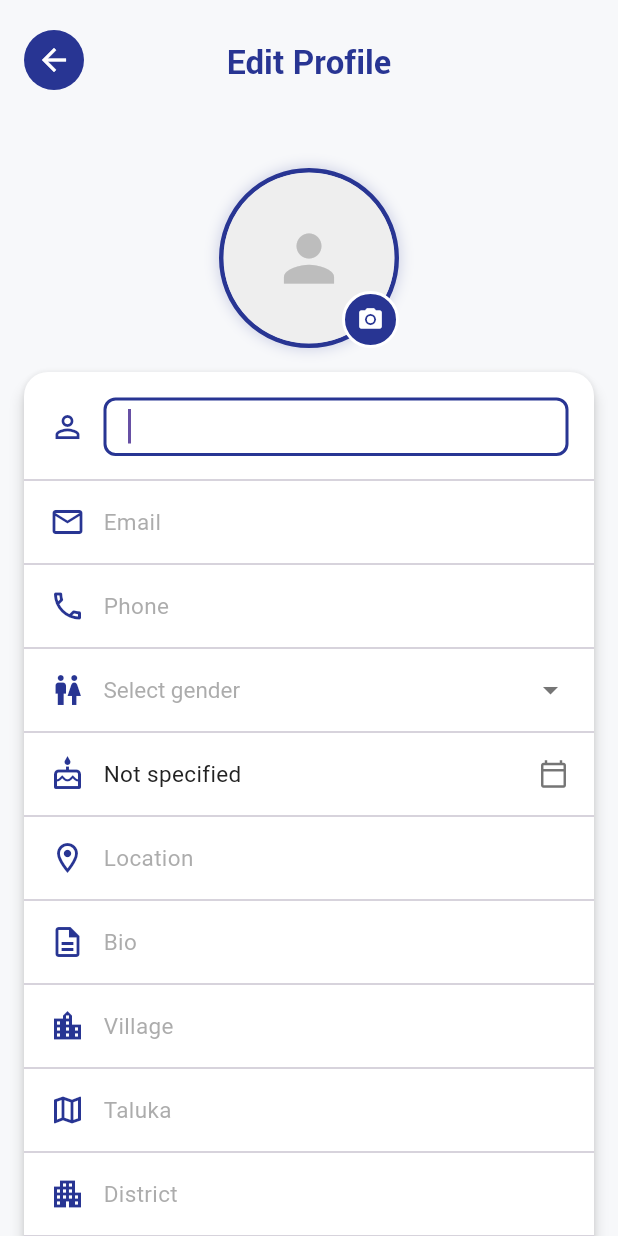
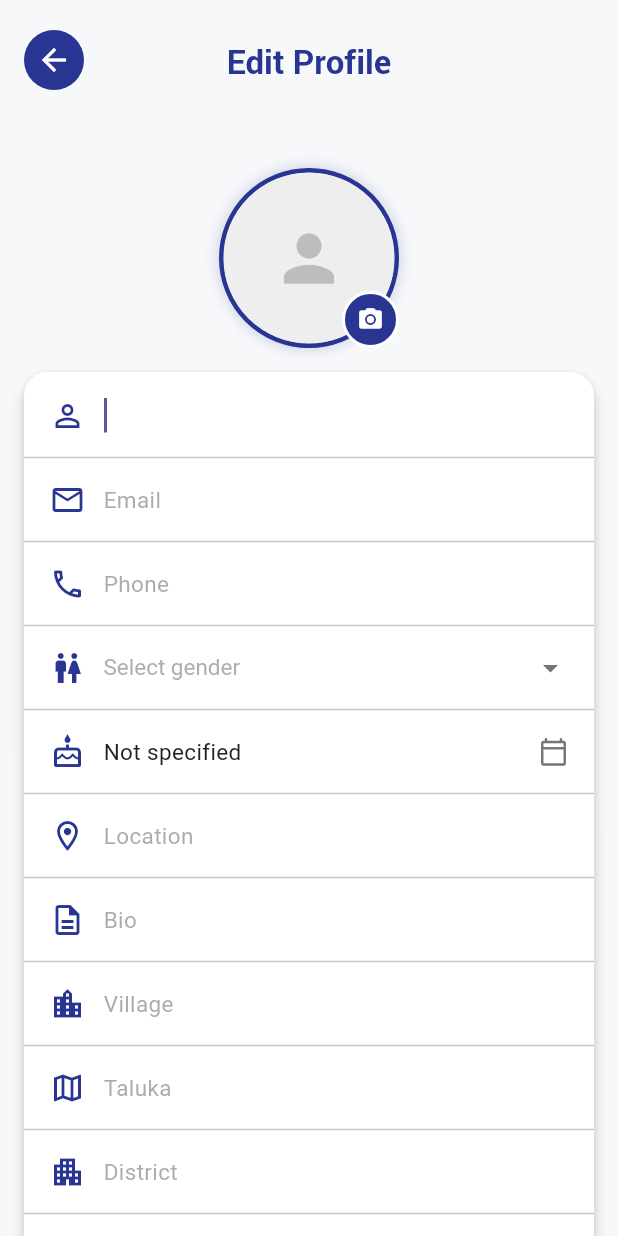
Before and after one commit to Ravikindarkhediya/BazzarHub--App, a Flutter app: the EditProfilePage screen opened by its route, after a tap on "Name", on a phone screen of 412 x 824 dp. Run offline on Flutter 3.47's test engine with Material 3 defaults, Android fonts, the phone set to English and light mode, and no system bars; our stand-ins replace cached_network_image, carousel_slider, device_info_plus, dio, firebase_core, flutter_animate and 13 more; missing offline and left inert: video_thumbnail; accounts and stored records are empty; generated files the repository leaves out were written again; network calls fail; statements that could not run were skipped.

```diff
--- a/lib/presentation/controller/product_controller.dart
+++ b/lib/presentation/controller/product_controller.dart
@@ -15,7 +15,8 @@ import '../services/models/user/user_model.dart';
 class ProductController extends ChangeNotifier {
   ProductController({required MarketplaceModel product})
     : _product = product,
-      _isFavorite = product.favorites > 0 || product.favoritesCount > 0;
+      // _isFavorite = product.favorites > 0 || product.favoritesCount > 0;
+      _isFavorite = product.isFavorite;
 
   // State Variables
   MarketplaceModel _product;
--- a/lib/presentation/modules/news/controllers/news_controller.dart
+++ b/lib/presentation/modules/news/controllers/news_controller.dart
@@ -53,7 +53,7 @@ class NewsController extends GetxController {
 
   Map<String, dynamic> prepareLocationQuery(int position) {
     queryParams.remove('village');
-    queryParams.remove('taluka');
+    queryParams.remove('taluko');
     queryParams.remove('district');
     queryParams.remove('state');
 
@@ -71,7 +71,7 @@ class NewsController extends GetxController {
 
       case 1:
         if (talukaValue != null && talukaValue.isNotEmpty) {
-          queryParams['taluka'] = talukaValue;
+          queryParams['taluko'] = talukaValue;
         }
         break;
 
--- a/lib/presentation/modules/profile/views/edit_profile_page.dart
+++ b/lib/presentation/modules/profile/views/edit_profile_page.dart
@@ -831,24 +831,35 @@ class _EditProfilePageState extends State<EditProfilePage> {
                 fontSize: 15,
                 color: AppColors.textPrimary,
               ),
-              decoration: InputDecoration(
-                border: OutlineInputBorder(
-                  borderRadius: BorderRadius.circular(8),
-                  borderSide: const BorderSide(color: AppColors.primary),
-                ),
-                focusedBorder: OutlineInputBorder(
-                  borderRadius: BorderRadius.circular(8),
-                  borderSide: const BorderSide(
-                    color: AppColors.primary,
-                    width: 2,
-                  ),
-                ),
-                contentPadding: const EdgeInsets.symmetric(
-                  horizontal: 12,
-                  vertical: 8,
-                ),
+              decoration: const InputDecoration(
+                border: InputBorder.none,
+                enabledBorder: InputBorder.none,
+                focusedBorder: InputBorder.none,
+                disabledBorder: InputBorder.none,
+                errorBorder: InputBorder.none,
+                focusedErrorBorder: InputBorder.none,
                 isDense: true,
+                contentPadding: EdgeInsets.zero,
               ),
+
+              // decoration: InputDecoration(
+              //   border: OutlineInputBorder(
+              //     borderRadius: BorderRadius.circular(8),
+              //     borderSide: const BorderSide(color: AppColors.primary),
+              //   ),
+              //   focusedBorder: OutlineInputBorder(
+              //     borderRadius: BorderRadius.circular(8),
+              //     borderSide: const BorderSide(
+              //       color: AppColors.primary,
+              //       width: 2,
+              //     ),
+              //   ),
+              //   contentPadding: const EdgeInsets.symmetric(
+              //     horizontal: 12,
+              //     vertical: 8,
+              //   ),
+              //   isDense: true,
+              // ),
               validator: validator,
             )
                 : GestureDetector(
```
Also changed, not shown: lib/presentation/modules/news/views/news_view.dart (+10 -1 lines), lib/presentation/modules/news/widgets/compact_news_card.dart (+3 -13 lines), lib/presentation/modules/news/widgets/featured_news_card.dart (+4 -10 lines).
